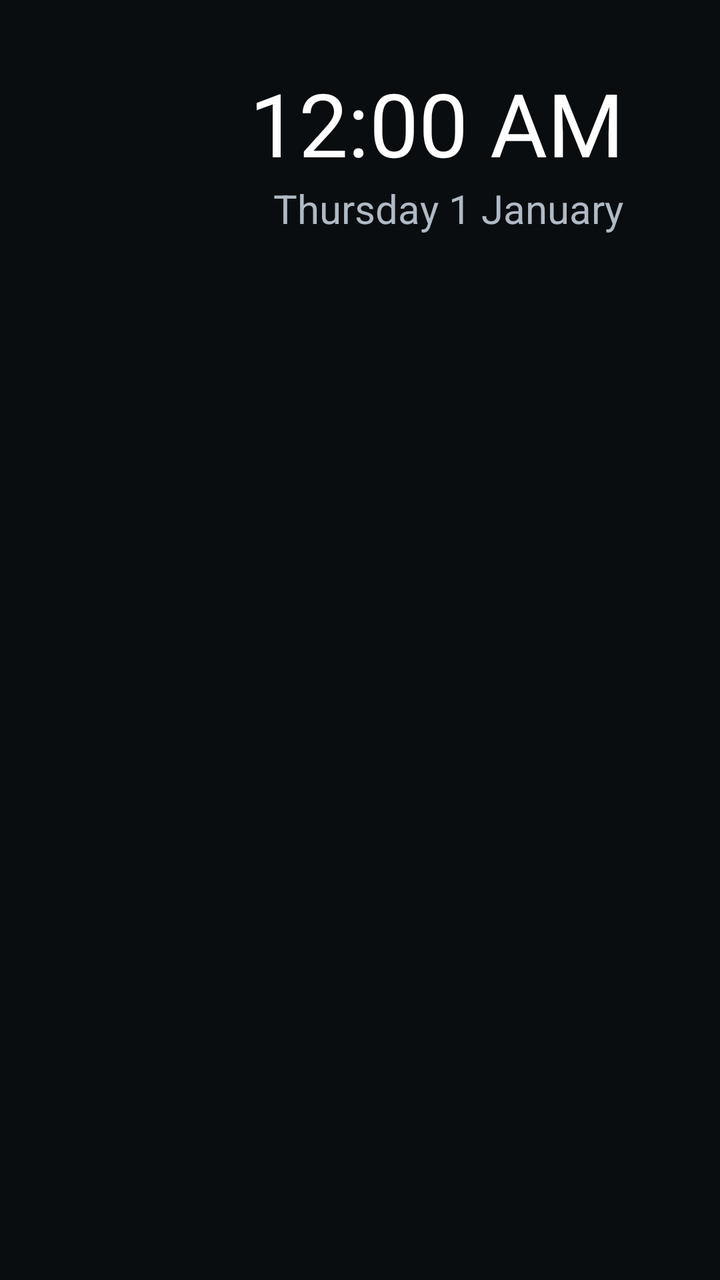
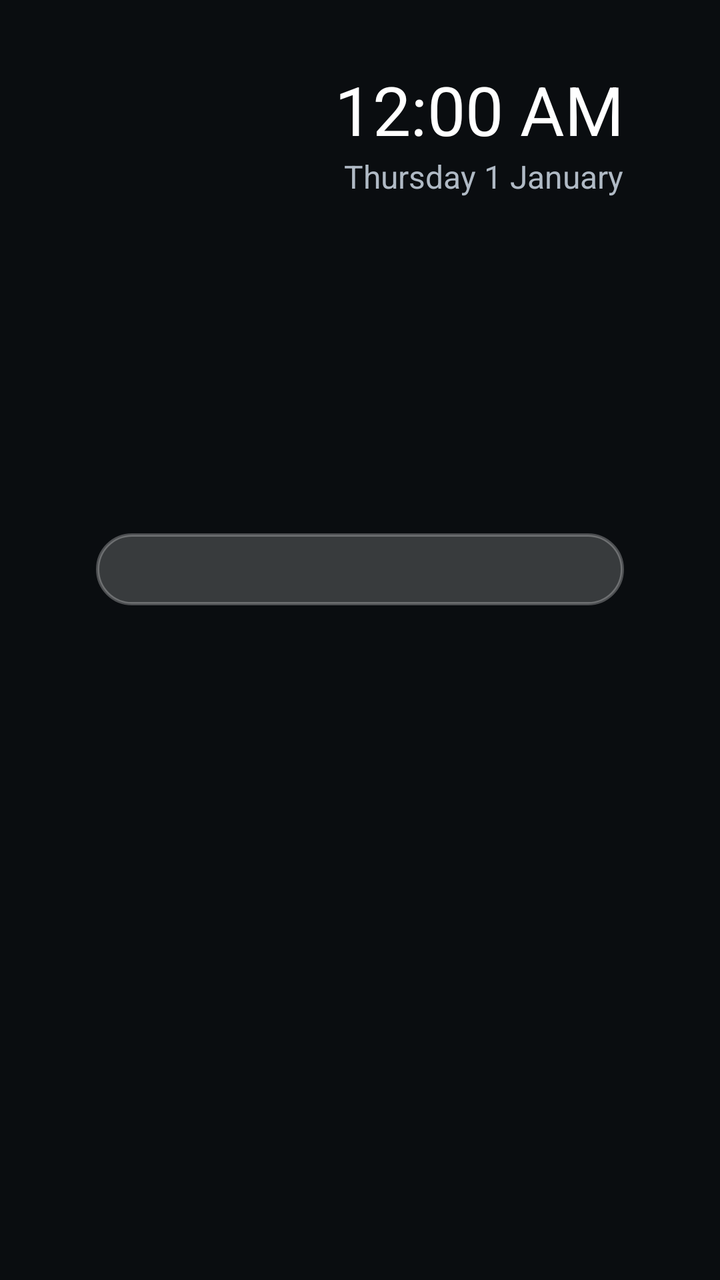

Two renders of the same Android screen: before a commit and after it. Below are the layout's source before the change and the commit's diff.
<!-- AndroidManifest.xml: application theme AppTheme -->
<!-- res/layout/activity_main.xml -->
<?xml version="1.0" encoding="utf-8"?>
<FrameLayout xmlns:android="http://schemas.android.com/apk/res/android"
    android:layout_width="match_parent"
    android:layout_height="match_parent"
    android:background="@color/background">

    <ImageView
        android:id="@+id/bg_back"
        android:layout_width="match_parent"
        android:layout_height="match_parent"
        android:scaleType="centerCrop" />

    <ImageView
        android:id="@+id/bg_front"
        android:layout_width="match_parent"
        android:layout_height="match_parent"
        android:alpha="0"
        android:scaleType="centerCrop" />

    <View
        android:layout_width="match_parent"
        android:layout_height="match_parent"
        android:background="#66000000" />

    <LinearLayout
        android:layout_width="match_parent"
        android:layout_height="match_parent"
        android:orientation="vertical"
        android:paddingStart="48dp"
        android:paddingTop="32dp"
        android:paddingEnd="48dp"
        android:paddingBottom="24dp">

        <RelativeLayout
            android:layout_width="match_parent"
            android:layout_height="wrap_content"
            android:layout_marginBottom="140dp">

            <TextView
                android:id="@+id/greeting"
                android:layout_width="wrap_content"
                android:layout_height="wrap_content"
                android:layout_alignParentStart="true"
                android:textColor="@color/text_primary"
                android:textSize="32sp" />

            <LinearLayout
                android:layout_width="wrap_content"
                android:layout_height="wrap_content"
                android:layout_alignParentEnd="true"
                android:orientation="horizontal">

                <LinearLayout
                    android:layout_width="wrap_content"
                    android:layout_height="wrap_content"
                    android:layout_marginEnd="40dp"
                    android:gravity="end"
                    android:orientation="vertical">

                    <TextView
                        android:id="@+id/weather_temp"
                        android:layout_width="wrap_content"
                        android:layout_height="wrap_content"
                        android:textColor="@color/text_primary"
                        android:textSize="44sp" />

                    <TextView
                        android:id="@+id/weather_desc"
                        android:layout_width="wrap_content"
                        android:layout_height="wrap_content"
                        android:textColor="@color/text_secondary"
                        android:textSize="20sp" />
                </LinearLayout>

                <LinearLayout
                    android:layout_width="wrap_content"
                    android:layout_height="wrap_content"
                    android:gravity="end"
                    android:orientation="vertical">

                    <TextClock
                        android:layout_width="wrap_content"
                        android:layout_height="wrap_content"
                        android:format12Hour="h:mm a"
                        android:format24Hour="HH:mm"
                        android:textColor="@color/text_primary"
                        android:textSize="44sp" />

                    <TextClock
                        android:layout_width="wrap_content"
                        android:layout_height="wrap_content"
                        android:format12Hour="EEEE d MMMM"
                        android:format24Hour="EEEE d MMMM"
                        android:textColor="@color/text_secondary"
                        android:textSize="20sp" />
                </LinearLayout>
            </LinearLayout>
        </RelativeLayout>

        <GridView
            android:id="@+id/grid"
            android:layout_width="match_parent"
            android:layout_height="match_parent"
            android:clipToPadding="false"
            android:drawSelectorOnTop="false"
            android:focusable="true"
            android:horizontalSpacing="16dp"
            android:listSelector="@drawable/item_selector"
            android:numColumns="8"
            android:padding="8dp"
            android:stretchMode="columnWidth"
            android:verticalSpacing="16dp" />

    </LinearLayout>
</FrameLayout>
<!-- resources referenced by this layout -->
<resources>
  <color name="background">#FF10151B</color>
  <color name="text_primary">#FFFFFFFF</color>
  <color name="text_secondary">#FFB0BAC5</color>
  <!-- drawable item_selector (drawable) -->
  <?xml version="1.0" encoding="utf-8"?>
  <shape xmlns:android="http://schemas.android.com/apk/res/android"
      android:shape="rectangle">
      <solid android:color="#33FFFFFF" />
      <stroke
          android:width="3dp"
          android:color="#FFFFFFFF" />
      <corners android:radius="12dp" />
  </shape>
  <style name="AppTheme" parent="@android:style/Theme.Material.NoActionBar">
          <item name="android:windowBackground">@color/background</item>
          <item name="android:colorBackground">@color/background</item>
      </style>
</resources>

<!-- the commit's change to res/layout/activity_main.xml (unified diff, before → after) -->
@@ -18,6 +18,7 @@
         android:scaleType="centerCrop" />
 
     <View
+        android:id="@+id/tint"
         android:layout_width="match_parent"
         android:layout_height="match_parent"
         android:background="#66000000" />
@@ -34,7 +35,7 @@
         <RelativeLayout
             android:layout_width="match_parent"
             android:layout_height="wrap_content"
-            android:layout_marginBottom="140dp">
+            android:layout_marginBottom="150dp">
 
             <TextView
                 android:id="@+id/greeting"
@@ -62,14 +63,22 @@
                         android:layout_width="wrap_content"
                         android:layout_height="wrap_content"
                         android:textColor="@color/text_primary"
-                        android:textSize="44sp" />
+                        android:textSize="34sp" />
 
                     <TextView
                         android:id="@+id/weather_desc"
                         android:layout_width="wrap_content"
                         android:layout_height="wrap_content"
                         android:textColor="@color/text_secondary"
-                        android:textSize="20sp" />
+                        android:textSize="16sp" />
+
+                    <TextView
+                        android:id="@+id/weather_extra"
+                        android:layout_width="wrap_content"
+                        android:layout_height="wrap_content"
+                        android:gravity="end"
+                        android:textColor="@color/text_secondary"
+                        android:textSize="13sp" />
                 </LinearLayout>
 
                 <LinearLayout
@@ -84,7 +93,7 @@
                         android:format12Hour="h:mm a"
                         android:format24Hour="HH:mm"
                         android:textColor="@color/text_primary"
-                        android:textSize="44sp" />
+                        android:textSize="34sp" />
 
                     <TextClock
                         android:layout_width="wrap_content"
@@ -92,7 +101,7 @@
                         android:format12Hour="EEEE d MMMM"
                         android:format24Hour="EEEE d MMMM"
                         android:textColor="@color/text_secondary"
-                        android:textSize="20sp" />
+                        android:textSize="16sp" />
                 </LinearLayout>
             </LinearLayout>
         </RelativeLayout>
@@ -100,14 +109,15 @@
         <GridView
             android:id="@+id/grid"
             android:layout_width="match_parent"
-            android:layout_height="match_parent"
+            android:layout_height="wrap_content"
+            android:background="@drawable/panel_bg"
             android:clipToPadding="false"
             android:drawSelectorOnTop="false"
             android:focusable="true"
             android:horizontalSpacing="16dp"
             android:listSelector="@drawable/item_selector"
             android:numColumns="8"
-            android:padding="8dp"
+            android:padding="18dp"
             android:stretchMode="columnWidth"
             android:verticalSpacing="16dp" />
 
<!-- resource entries referenced after the edit -->
@@ -13,6 +13,16 @@
           android:color="#FFFFFFFF" />
       <corners android:radius="12dp" />
   </shape>
+  <!-- drawable panel_bg (drawable) -->
+  <?xml version="1.0" encoding="utf-8"?>
+  <shape xmlns:android="http://schemas.android.com/apk/res/android"
+      android:shape="rectangle">
+      <solid android:color="#30FFFFFF" />
+      <stroke
+          android:width="1.5dp"
+          android:color="#45FFFFFF" />
+      <corners android:radius="24dp" />
+  </shape>
   <style name="AppTheme" parent="@android:style/Theme.Material.NoActionBar">
           <item name="android:windowBackground">@color/background</item>
           <item name="android:colorBackground">@color/background</item>
